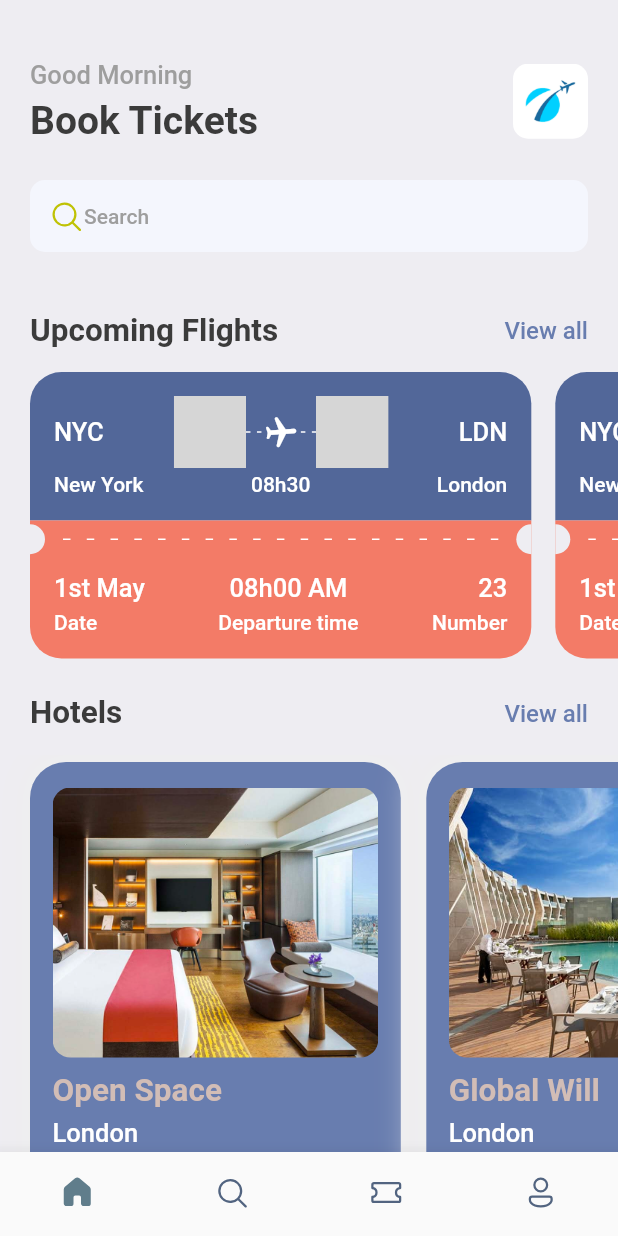
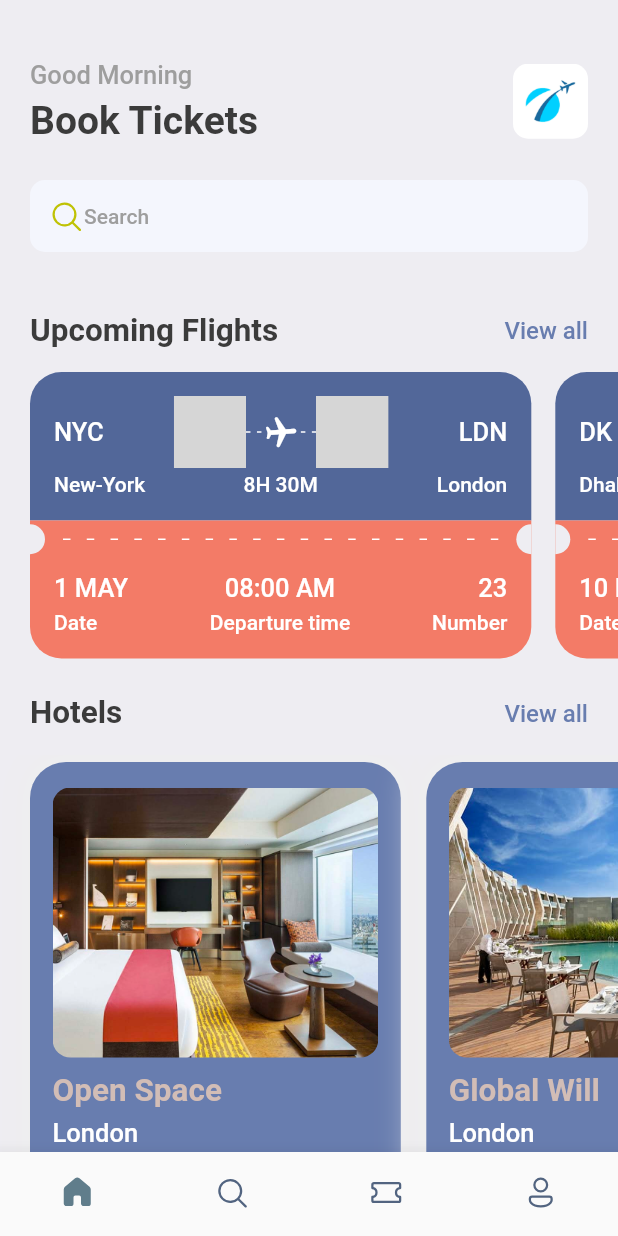
Before and after one commit to luisfelipe998/flutter-learning, a Flutter app: the screen it shows after launch, on a phone screen of 412 x 824 dp. Run offline on Flutter 3.47's test engine with Material 2 defaults, Android fonts, the phone set to English and light mode, and no system bars; our stand-ins replace cloud_firestore, firebase_auth, firebase_core, fluentui_icons, font_awesome_flutter, gap and 4 more; accounts and stored records are empty; grey boxes are pictures that could not be loaded.

Commit message:
turn ticket view dynamic

```diff
--- a/bookingapp/lib/screens/home_screen.dart
+++ b/bookingapp/lib/screens/home_screen.dart
@@ -90,10 +90,9 @@ class HomeScreen extends StatelessWidget {
             scrollDirection: Axis.horizontal,
             padding: const EdgeInsets.only(left: 20),
             child: Row(
-              children: [
-                TicketView(),
-                TicketView(),
-              ],
+              children: ticketList
+                  .map((ticket) => TicketView(ticket: ticket))
+                  .toList(),
             ),
           ),
           const Gap(15),
--- a/bookingapp/lib/screens/ticket_view.dart
+++ b/bookingapp/lib/screens/ticket_view.dart
@@ -6,7 +6,8 @@ import 'package:gap/gap.dart';
 import '../utils/app_styles.dart';
 
 class TicketView extends StatelessWidget {
-  const TicketView({Key? key}) : super(key: key);
+  final Map<String, dynamic> ticket;
+  const TicketView({Key? key, required this.ticket}) : super(key: key);
 
   @override
   Widget build(BuildContext context) {
@@ -32,7 +33,7 @@ class TicketView extends StatelessWidget {
                 children: [
                   Row(
                     children: [
-                      Text("NYC",
+                      Text(ticket['from']['code'],
                           style: Styles.headLineStyle3
                               .copyWith(color: Colors.white)),
                       const Spacer(),
@@ -78,7 +79,7 @@ class TicketView extends StatelessWidget {
                       ),
                       const ThickContainer(),
                       const Spacer(),
-                      Text("LDN",
+                      Text(ticket['to']['code'],
                           style: Styles.headLineStyle3
                               .copyWith(color: Colors.white)),
                     ],
@@ -90,20 +91,20 @@ class TicketView extends StatelessWidget {
                       SizedBox(
                         width: 100,
                         child: Text(
-                          "New York",
+                          ticket['from']['name'],
                           style: Styles.headLineStyle4
                               .copyWith(color: Colors.white),
                         ),
                       ),
                       Text(
-                        "08h30",
+                        ticket['flying_time'],
                         style:
                             Styles.headLineStyle4.copyWith(color: Colors.white),
                       ),
                       SizedBox(
                         width: 100,
                         child: Text(
-                          "London",
+                          ticket['to']['name'],
                           style: Styles.headLineStyle4
                               .copyWith(color: Colors.white),
                           textAlign: TextAlign.end,
@@ -191,7 +192,7 @@ class TicketView extends StatelessWidget {
                       crossAxisAlignment: CrossAxisAlignment.start,
                       children: [
                         Text(
-                          "1st May",
+                          ticket['date'],
                           style: Styles.headLineStyle3
                               .copyWith(color: Colors.white),
                         ),
@@ -207,7 +208,7 @@ class TicketView extends StatelessWidget {
                       crossAxisAlignment: CrossAxisAlignment.center,
                       children: [
                         Text(
-                          "08h00 AM",
+                          ticket['departure_time'],
                           style: Styles.headLineStyle3
                               .copyWith(color: Colors.white),
                         ),
@@ -223,7 +224,7 @@ class TicketView extends StatelessWidget {
                       crossAxisAlignment: CrossAxisAlignment.end,
                       children: [
                         Text(
-                          "23",
+                          ticket['number'].toString(),
                           style: Styles.headLineStyle3
                               .copyWith(color: Colors.white),
                         ),
```
